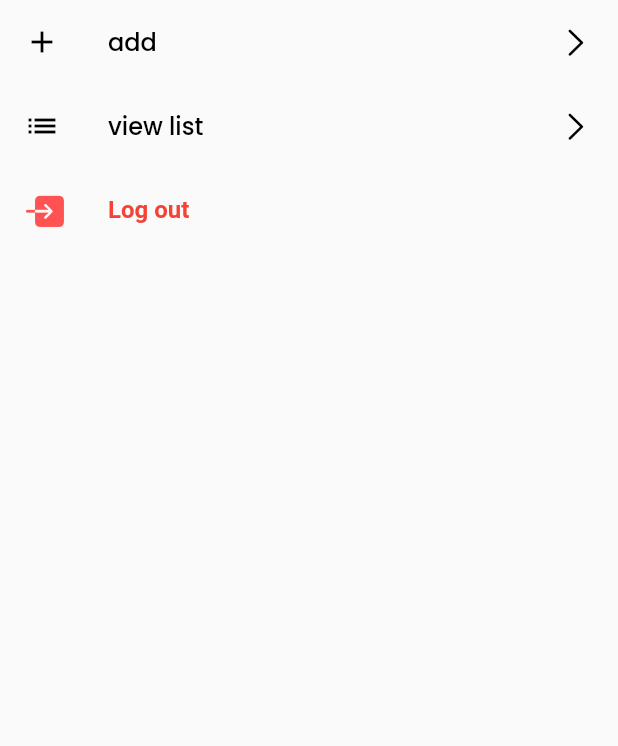
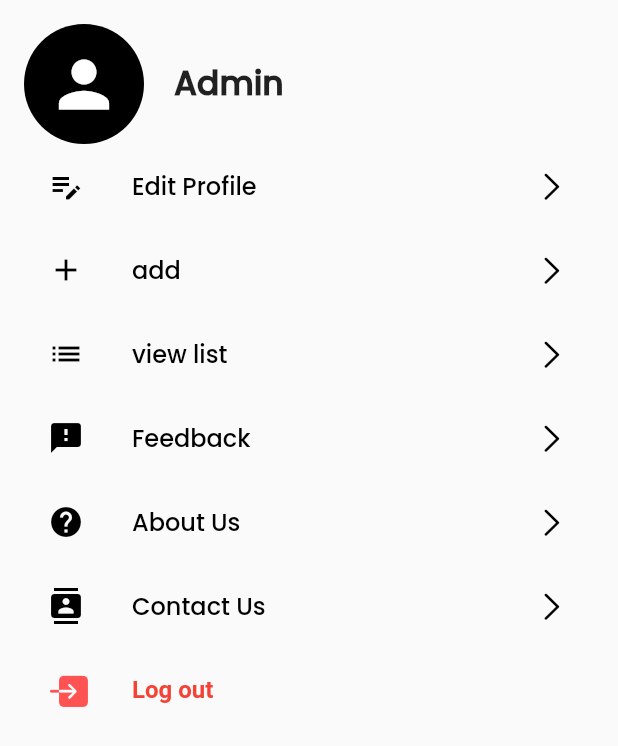
Before and after one commit to dhruvin2004/HomeService, a Flutter app: the Admin widget shown alone on an empty page, opened directly, on a phone screen of 412 x 824 dp. Shown: the top 746 px of the screen. Run offline on Flutter 3.47's test engine with Material 2 defaults, Android fonts, the phone set to English and light mode, and no system bars; our stand-ins replace auto_size_text, carousel_slider, cloud_firestore, firebase_auth, firebase_core, flutter_slidable and 4 more; missing offline and left inert: cloud_firestore_web, firebase_auth_web, firebase_core_web, flutter_phone_direct_caller, future_progress_dialog, image_picker_for_web; accounts and stored records are empty.

Commit message:
new commit

```diff
--- a/lib/Admin/admin.dart
+++ b/lib/Admin/admin.dart
@@ -3,6 +3,8 @@ import 'package:flutter/cupertino.dart';
 import 'package:flutter/material.dart';
 import 'package:home_service/Admin/add.dart';
 
+import '../scrrens/account.dart';
+import '../scrrens/variable.dart';
 import '../util/widget.dart';
 import 'edit.dart';
 import 'list.dart';
@@ -15,10 +17,64 @@ class Admin extends StatefulWidget {
 }
 
 class _AdminState extends State<Admin> {
+  final user = FirebaseAuth.instance.currentUser!;
+
   @override
   Widget build(BuildContext context) {
-    return Column(
+    return Padding(
+      padding: const EdgeInsets.all(16.0),
+      child: Column(
         children: [
+          Row(
+            // mainAxisAlignment: MainAxisAlignment.spaceBetween,
+            children: [
+              GestureDetector(
+                onTap: () {},
+                child: (Global.image == null)
+                    ? const CircleAvatar(
+                        backgroundColor: Colors.black,
+                        radius: 40,
+                        child: Icon(
+                          Icons.person,
+                          color: Colors.white,
+                          size: 50,
+                        ),
+                      )
+                    : CircleAvatar(
+                        backgroundImage: FileImage(Global.image!),
+                        maxRadius: 40,
+                      ),
+              ),
+              const SizedBox(
+                width: 20,
+              ),
+              (Global.fnameController.text.isEmpty)
+                  ? const Text(
+                      "Admin",
+                      style: TextStyle(
+                          fontSize: 22,
+                          fontWeight: FontWeight.bold,
+                          fontFamily: 'Poppins'),
+                    )
+                  : Text(
+                      "${Global.fnameController.text} ${Global.lnameController.text} ",
+                      style: const TextStyle(
+                        fontSize: 22,
+                        color: Colors.black,
+                        fontWeight: FontWeight.bold,
+                      ),
+                    ),
+            ],
+          ),
+          listTile(
+              icons: Icons.edit_note_sharp,
+              title: "Edit Profile",
+              ontap: () {
+                setState(() {
+                  Navigator.pushNamed(context, 'profile');
+                  Curves.linear;
+                });
+              }),
           listTile(
               icons: Icons.add,
               title: "add",
@@ -38,6 +94,77 @@ class _AdminState extends State<Admin> {
                     MaterialPageRoute(
                       builder: (context) => ListPage(),
                     ));
+              }),
+          (Global.phoneController.text.isEmpty)
+              ? Container()
+              : Column(
+                  children: [
+                    const SizedBox(
+                      height: 20,
+                    ),
+                    Padding(
+                      padding: const EdgeInsets.symmetric(horizontal: 20),
+                      child: Row(
+                        children: [
+                          Icon(CupertinoIcons.phone_fill),
+                          SizedBox(
+                            width: 10,
+                          ),
+                          Text(
+                            "${Global.phoneController.text}",
+                            style: TextStyle(color: Colors.black),
+                          )
+                        ],
+                      ),
+                    ),
+                    const SizedBox(
+                      height: 10,
+                    ),
+                    Padding(
+                      padding: const EdgeInsets.symmetric(horizontal: 20),
+                      child: Row(
+                        children: [
+                          const Icon(CupertinoIcons.mail_solid),
+                          const SizedBox(
+                            width: 10,
+                          ),
+                          Text("${user.email}")
+                        ],
+                      ),
+                    ),
+                    const SizedBox(
+                      height: 25,
+                    ),
+                  ],
+                ),
+          listTile(
+              icons: Icons.feedback,
+              title: "Feedback",
+              ontap: () {
+                setState(() {
+                  showDialog(
+                    context: context,
+                    barrierDismissible: true,
+                    // set to false if you want to force a rating
+                    builder: (context) => FeedBack(),
+                  );
+                });
+              }),
+          listTile(
+              icons: Icons.help,
+              title: "About Us",
+              ontap: () {
+                setState(() {
+                  Navigator.pushNamed(context, 'help');
+                });
+              }),
+          listTile(
+              icons: Icons.contacts,
+              title: "Contact Us",
+              ontap: () {
+                setState(() {
+                  Navigator.pushNamed(context, 'contact');
+                });
               }),
           ListTile(
             leading: const Icon(
@@ -84,6 +211,7 @@ class _AdminState extends State<Admin> {
             },
           ),
         ],
+      ),
     );
   }
 }
```
Lines whose indentation alone changed are shown as unchanged.
